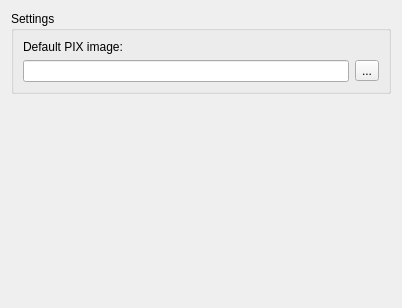
GNS3/gns3-legacy, file src/GNS3/Ui/ConfigurationPages/Form_PreferencesPemu.ui: the form before one commit.
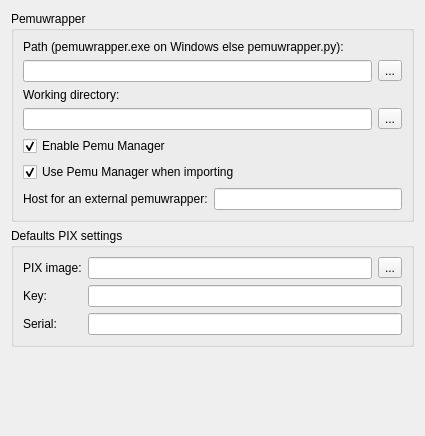
The form after the commit.

Commit message:
[*] Finished Pemu support
- Updated pt-br language
- Added NULL NIO
- Correted a bug on router settings after importing

```diff
--- a/src/GNS3/Ui/ConfigurationPages/Form_PreferencesPemu.ui
+++ b/src/GNS3/Ui/ConfigurationPages/Form_PreferencesPemu.ui
@@ -5,34 +5,113 @@
    <rect>
     <x>0</x>
     <y>0</y>
-    <width>398</width>
-    <height>308</height>
+    <width>425</width>
+    <height>436</height>
    </rect>
   </property>
   <property name="windowTitle" >
    <string>Form</string>
   </property>
   <layout class="QVBoxLayout" >
+   <item>
+    <widget class="QGroupBox" name="groupBox_2" >
+     <property name="title" >
+      <string>Pemuwrapper</string>
+     </property>
+     <layout class="QGridLayout" >
+      <item row="0" column="0" colspan="3" >
+       <widget class="QLabel" name="label_3" >
+        <property name="text" >
+         <string>Path (pemuwrapper.exe on Windows else pemuwrapper.py):</string>
+        </property>
+       </widget>
+      </item>
+      <item row="1" column="0" colspan="2" >
+       <widget class="QLineEdit" name="lineEditPemuwrapperPath" />
+      </item>
+      <item row="1" column="2" >
+       <widget class="QToolButton" name="PemuwrapperPath_browser" >
+        <property name="text" >
+         <string>...</string>
+        </property>
+        <property name="toolButtonStyle" >
+         <enum>Qt::ToolButtonTextOnly</enum>
+        </property>
+       </widget>
+      </item>
+      <item row="2" column="0" colspan="2" >
+       <widget class="QLabel" name="label_2" >
+        <property name="text" >
+         <string>Working directory:</string>
+        </property>
+       </widget>
+      </item>
+      <item row="3" column="0" colspan="2" >
+       <widget class="QLineEdit" name="lineEditPemuwrapperWorkdir" />
+      </item>
+      <item row="3" column="2" >
+       <widget class="QToolButton" name="PemuwrapperWorkdir_browser" >
+        <property name="text" >
+         <string>...</string>
+        </property>
+       </widget>
+      </item>
+      <item row="4" column="0" colspan="3" >
+       <widget class="QCheckBox" name="checkBoxEnablePemuManager" >
+        <property name="text" >
+         <string>Enable Pemu Manager</string>
+        </property>
+        <property name="checked" >
+         <bool>true</bool>
+        </property>
+       </widget>
+      </item>
+      <item row="5" column="0" colspan="3" >
+       <widget class="QCheckBox" name="checkBoxPemuManagerImport" >
+        <property name="text" >
+         <string>Use Pemu Manager when importing</string>
+        </property>
+        <property name="checked" >
+         <bool>true</bool>
+        </property>
+       </widget>
+      </item>
+      <item row="6" column="0" >
+       <widget class="QLabel" name="label_5" >
+        <property name="enabled" >
+         <bool>true</bool>
+        </property>
+        <property name="text" >
+         <string>Host for an external pemuwrapper:</string>
+        </property>
+       </widget>
+      </item>
+      <item row="6" column="1" colspan="2" >
+       <widget class="QLineEdit" name="lineEditHostExternalPemu" />
+      </item>
+     </layout>
+    </widget>
+   </item>
    <item>
     <widget class="QGroupBox" name="groupBox" >
      <property name="title" >
-      <string>Settings</string>
+      <string>Defaults PIX settings</string>
      </property>
      <layout class="QGridLayout" >
-      <item row="0" column="0" colspan="2" >
+      <item row="0" column="0" >
        <widget class="QLabel" name="label" >
         <property name="enabled" >
          <bool>true</bool>
         </property>
         <property name="text" >
-         <string>Default PIX image:</string>
+         <string>PIX image:</string>
         </property>
        </widget>
       </item>
-      <item row="1" column="0" >
+      <item row="0" column="1" >
        <widget class="QLineEdit" name="PixImage" />
       </item>
-      <item row="1" column="1" >
+      <item row="0" column="2" >
        <widget class="QToolButton" name="PixImage_Browser" >
         <property name="text" >
          <string>...</string>
@@ -42,6 +121,40 @@
         </property>
        </widget>
       </item>
+      <item row="1" column="0" >
+       <widget class="QLabel" name="label_20" >
+        <property name="text" >
+         <string>Key:</string>
+        </property>
+       </widget>
+      </item>
+      <item row="1" column="1" colspan="2" >
+       <widget class="QLineEdit" name="lineEditKey" >
+        <property name="sizePolicy" >
+         <sizepolicy vsizetype="Fixed" hsizetype="Expanding" >
+          <horstretch>0</horstretch>
+          <verstretch>0</verstretch>
+         </sizepolicy>
+        </property>
+       </widget>
+      </item>
+      <item row="2" column="0" >
+       <widget class="QLabel" name="label_21" >
+        <property name="text" >
+         <string>Serial:</string>
+        </property>
+       </widget>
+      </item>
+      <item row="2" column="1" colspan="2" >
+       <widget class="QLineEdit" name="lineEditSerial" >
+        <property name="sizePolicy" >
+         <sizepolicy vsizetype="Fixed" hsizetype="Expanding" >
+          <horstretch>0</horstretch>
+          <verstretch>0</verstretch>
+         </sizepolicy>
+        </property>
+       </widget>
+      </item>
      </layout>
     </widget>
    </item>
@@ -52,8 +165,8 @@
      </property>
      <property name="sizeHint" >
       <size>
-       <width>380</width>
-       <height>181</height>
+       <width>20</width>
+       <height>51</height>
       </size>
      </property>
     </spacer>
```
The commit also changes 87 other files.
